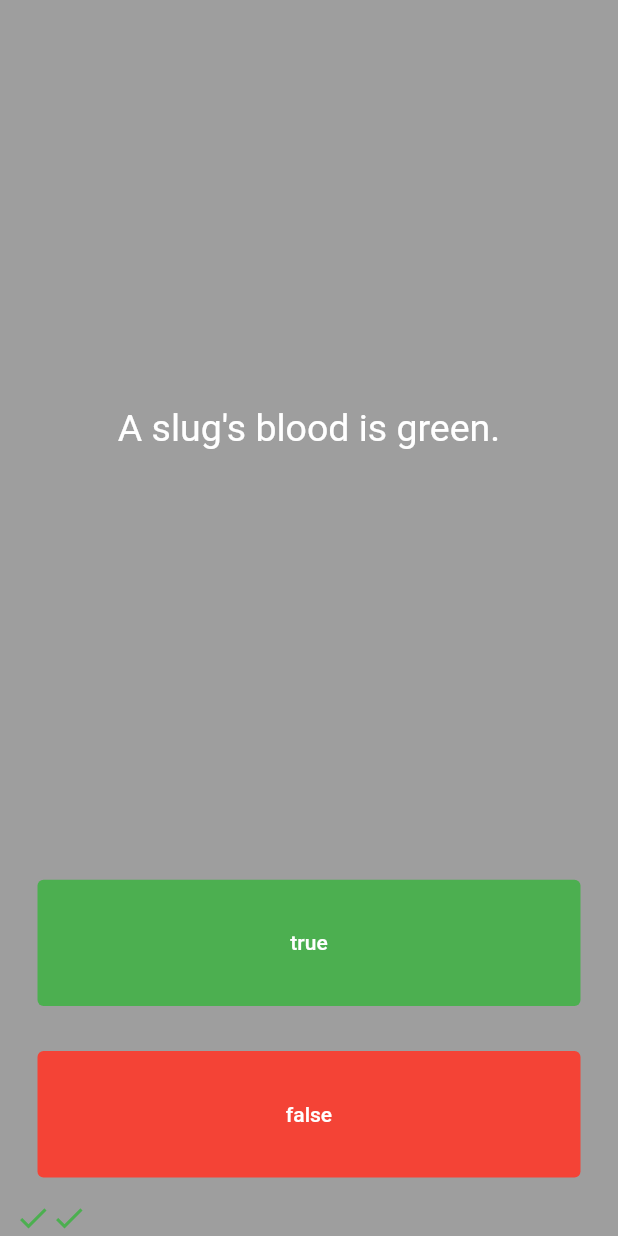
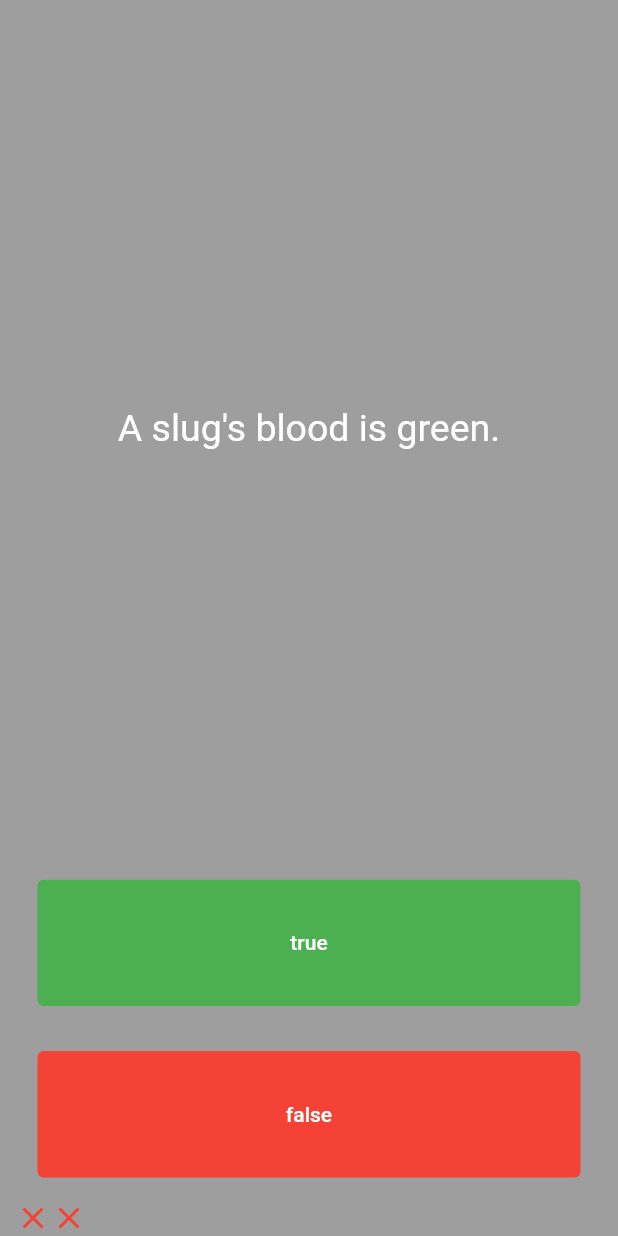
Before and after one commit to Mussa-Adolai/Quizzeler-Flutter, a Flutter app: the screen it shows after launch, after a tap on "true", after a tap on "false", on a phone screen of 412 x 824 dp. Run offline on Flutter 3.47's test engine with Material 2 defaults, Android fonts, the phone set to English and light mode, and no system bars; missing offline and left inert: dart:ffi.

```diff
--- a/lib/main.dart
+++ b/lib/main.dart
@@ -1,4 +1,6 @@
 // ignore_for_file: use_key_in_widget_constructors, prefer_const_constructors, prefer_const_literals_to_create_immutables
+
+import 'dart:ffi';
 
 import 'package:flutter/material.dart';
 
@@ -36,10 +38,11 @@ class QuizPage extends StatefulWidget {
 class _QuizPageState extends State<QuizPage> {
   List<Icon> scoreKeeper = [];
   List<String> questions = [
-    'You can lead a cow down stairs but not up stairs .',
-    'Approximately one quarter of human bones are in the feet  .',
-    'A slug\'s blood is green.',
+    'You can lead a cow down stairs but not up stairs .', //f
+    'Approximately one quarter of human bones are in the feet  .', //t
+    'A slug\'s blood is green.', //t
   ];
+  List<bool> answer = [false, true, true];
   int questionNumber = 0;
   @override
   Widget build(BuildContext context) {
@@ -74,14 +77,24 @@ class _QuizPageState extends State<QuizPage> {
                 primary: Colors.white,
               ),
               onPressed: () {
-                setState(() {
-                  questionNumber++;
+                bool correctAnswer = answer[questionNumber];
+                if (correctAnswer == true) {
                   scoreKeeper.add(
                     Icon(
                       Icons.check,
                       color: Colors.green,
                     ),
                   );
+                } else {
+                  scoreKeeper.add(
+                    Icon(
+                      Icons.close,
+                      color: Colors.red,
+                    ),
+                  );
+                }
+                setState(() {
+                  questionNumber++;
                 });
               },
               child: Text(
@@ -103,15 +116,24 @@ class _QuizPageState extends State<QuizPage> {
                 primary: Colors.white,
               ),
               onPressed: () {
-                setState(() {
-                  questionNumber++;
-
+                bool correctAnswer = answer[questionNumber];
+                if (correctAnswer == false) {
                   scoreKeeper.add(
                     Icon(
                       Icons.check,
                       color: Colors.green,
                     ),
                   );
+                } else {
+                  scoreKeeper.add(
+                    Icon(
+                      Icons.close,
+                      color: Colors.red,
+                    ),
+                  );
+                }
+                setState(() {
+                  questionNumber++;
                 });
               },
               child: Text(
```
